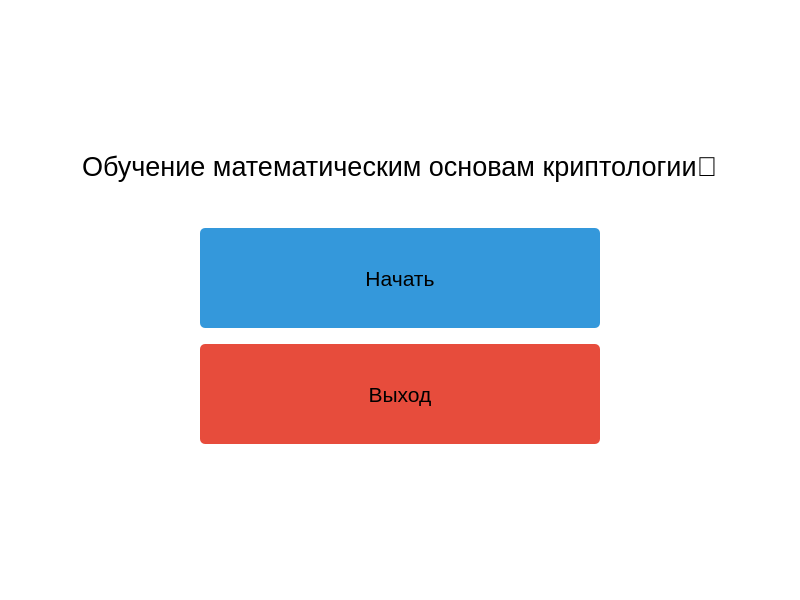
Qt form mainwindow.ui (icspero/3-semester-CourseWork_Client) before a commit.
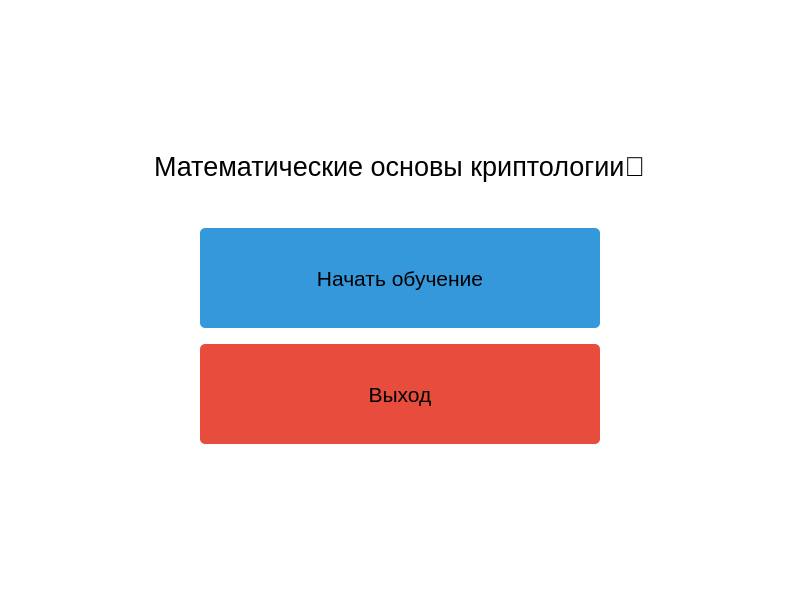
The same form after that commit.

Diff of the .ui file:
```diff
--- a/mainwindow.ui
+++ b/mainwindow.ui
@@ -51,7 +51,7 @@
           <string notr="true">color: black;</string>
          </property>
          <property name="text">
-          <string>Обучение математическим основам криптологии🔐</string>
+          <string>Математические основы криптологии🔐</string>
          </property>
         </widget>
        </item>
@@ -96,7 +96,7 @@
 }</string>
          </property>
          <property name="text">
-          <string>Начать</string>
+          <string>Начать обучение</string>
          </property>
         </widget>
        </item>
```
